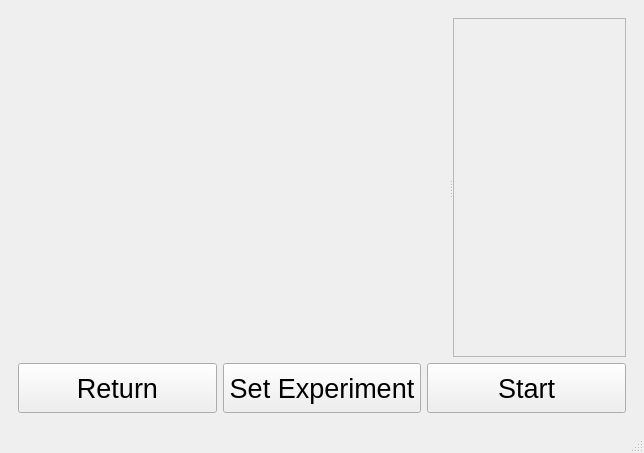
This is gui_design/main.ui in baukekooger/XY_Measurement as Qt 5 draws it before an edit. The edited form follows.
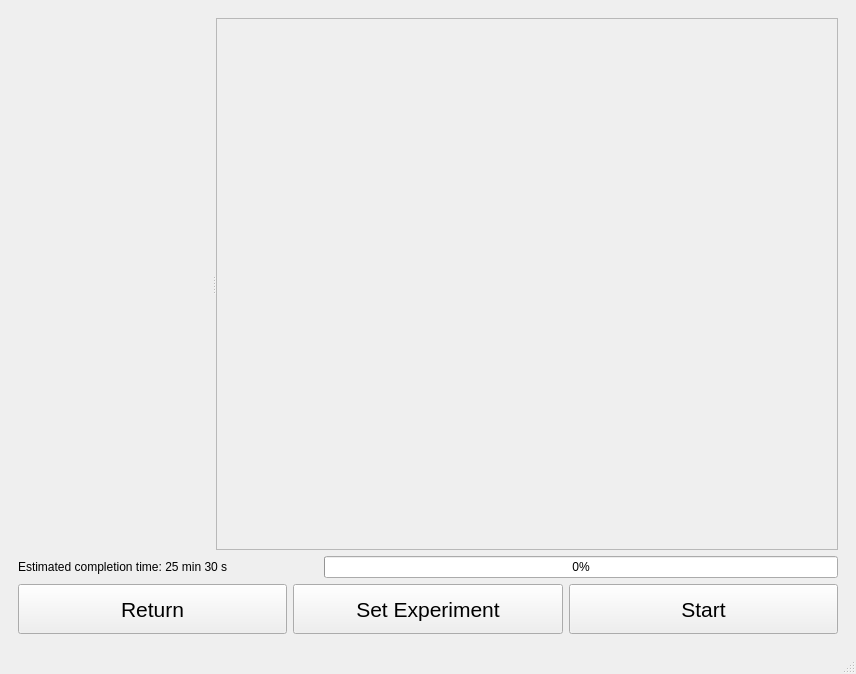
This is the edited form. The open tabs and pages were chosen to show the change. Custom widgets are drawn as their Qt base class.

Patch:
```diff
--- a/gui_design/main.ui
+++ b/gui_design/main.ui
@@ -6,8 +6,8 @@
    <rect>
     <x>0</x>
     <y>0</y>
-    <width>644</width>
-    <height>453</height>
+    <width>856</width>
+    <height>674</height>
    </rect>
   </property>
   <property name="windowTitle">
@@ -179,8 +179,8 @@
                  <rect>
                   <x>0</x>
                   <y>0</y>
-                  <width>170</width>
-                  <height>316</height>
+                  <width>558</width>
+                  <height>508</height>
                  </rect>
                 </property>
                 <property name="sizePolicy">
@@ -232,7 +232,33 @@
                    </property>
                   </widget>
                  </item>
-                 <item row="4" column="0">
+                 <item row="5" column="0">
+                  <widget class="SpectrometerWidget" name="widget_spectrometer_transmission" native="true">
+                   <property name="sizePolicy">
+                    <sizepolicy hsizetype="Expanding" vsizetype="Preferred">
+                     <horstretch>0</horstretch>
+                     <verstretch>0</verstretch>
+                    </sizepolicy>
+                   </property>
+                  </widget>
+                 </item>
+                 <item row="2" column="0">
+                  <widget class="XYStagePlotWidget" name="widget_xystageplot_transmission" native="true">
+                   <property name="sizePolicy">
+                    <sizepolicy hsizetype="Fixed" vsizetype="Fixed">
+                     <horstretch>0</horstretch>
+                     <verstretch>0</verstretch>
+                    </sizepolicy>
+                   </property>
+                   <property name="minimumSize">
+                    <size>
+                     <width>300</width>
+                     <height>300</height>
+                    </size>
+                   </property>
+                  </widget>
+                 </item>
+                 <item row="7" column="0">
                   <spacer name="verticalSpacer">
                    <property name="orientation">
                     <enum>Qt::Vertical</enum>
@@ -554,6 +580,30 @@
          </widget>
         </item>
         <item row="1" column="0">
+         <layout class="QHBoxLayout" name="horizontalLayout">
+          <item>
+           <widget class="QLabel" name="label_completion_time">
+            <property name="minimumSize">
+             <size>
+              <width>300</width>
+              <height>0</height>
+             </size>
+            </property>
+            <property name="text">
+             <string>Estimated completion time: 25 min 30 s </string>
+            </property>
+           </widget>
+          </item>
+          <item>
+           <widget class="QProgressBar" name="progressBar">
+            <property name="value">
+             <number>0</number>
+            </property>
+           </widget>
+          </item>
+         </layout>
+        </item>
+        <item row="2" column="0">
          <layout class="QHBoxLayout" name="horizontalLayout_buttons">
           <item>
            <widget class="QPushButton" name="pushButton_return">
@@ -565,7 +615,7 @@
             </property>
             <property name="font">
              <font>
-              <pointsize>20</pointsize>
+              <pointsize>16</pointsize>
              </font>
             </property>
             <property name="text">
@@ -583,7 +633,7 @@
             </property>
             <property name="font">
              <font>
-              <pointsize>20</pointsize>
+              <pointsize>16</pointsize>
              </font>
             </property>
             <property name="text">
@@ -601,7 +651,7 @@
             </property>
             <property name="font">
              <font>
-              <pointsize>20</pointsize>
+              <pointsize>16</pointsize>
              </font>
             </property>
             <property name="text">
@@ -630,6 +680,12 @@
   <widget class="QStatusBar" name="statusbar"/>
  </widget>
  <customwidgets>
+  <customwidget>
+   <class>XYStagePlotWidget</class>
+   <extends>QWidget</extends>
+   <header>gui_action/plot_xystage</header>
+   <container>1</container>
+  </customwidget>
   <customwidget>
    <class>FileWidget</class>
    <extends>QWidget</extends>
```
Left out of the diff: 150 changed lines with no effect on the pictures.
